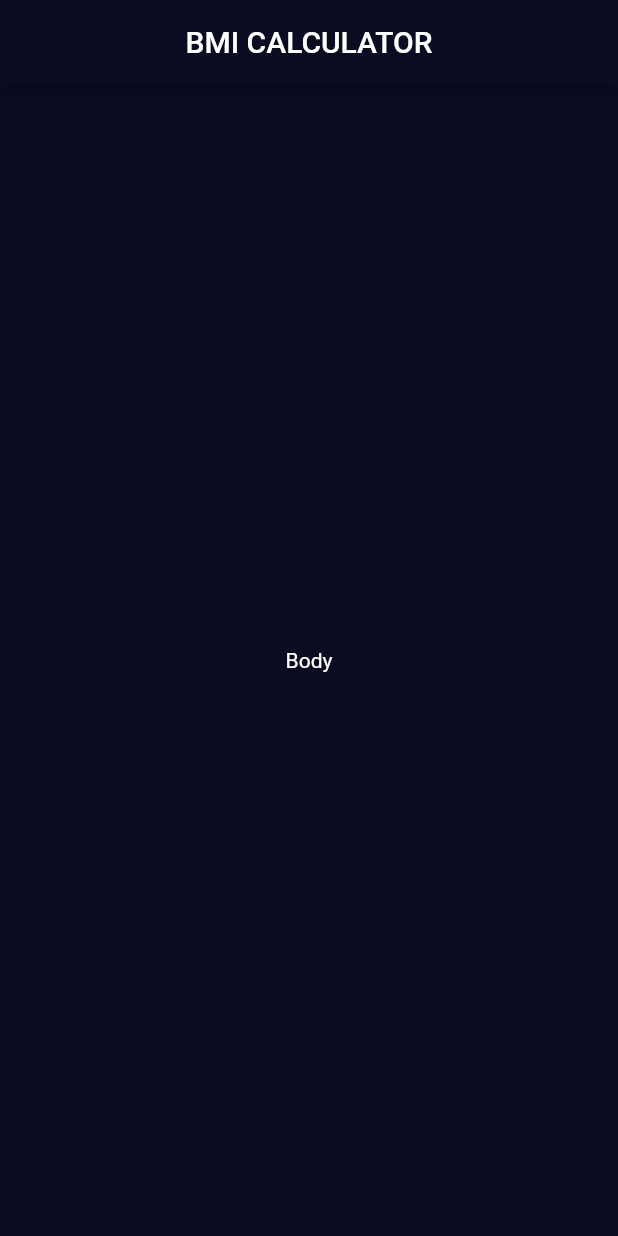
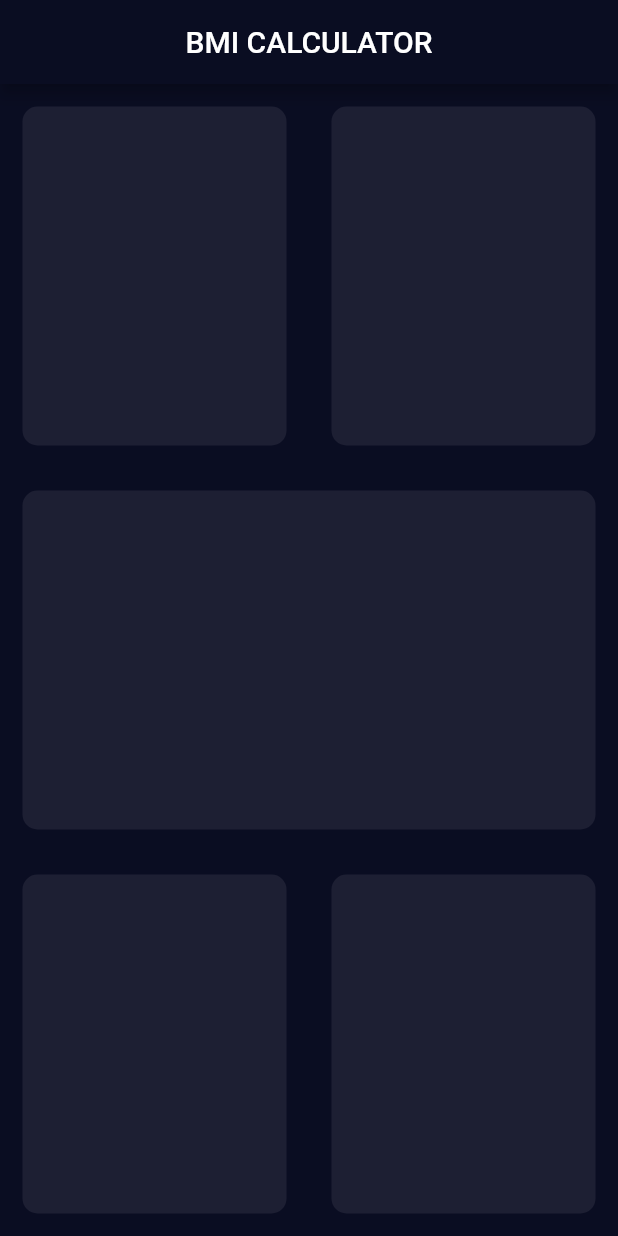
Before and after one commit to nabilmersni/BMI_Calculator-Flutter-App, a Flutter app: the screen it shows after launch, on a phone screen of 412 x 824 dp. Run offline on Flutter 3.47's test engine with Material 2 defaults, Android fonts, the phone set to English and light mode, and no system bars.

Commit message:
finishing the layout of the input screen

```diff
--- /dev/null
+++ b/lib/components/card_container.dart
@@ -0,0 +1,18 @@
+import 'package:flutter/material.dart';
+
+class CardContainer extends StatelessWidget {
+  final Color bgColor;
+
+  CardContainer({required this.bgColor});
+
+  @override
+  Widget build(BuildContext context) {
+    return Container(
+      margin: EdgeInsets.all(15),
+      decoration: BoxDecoration(
+        borderRadius: BorderRadius.circular(10),
+        color: bgColor,
+      ),
+    );
+  }
+}
--- a/lib/input_page.dart
+++ b/lib/input_page.dart
@@ -1,4 +1,7 @@
 import 'package:flutter/material.dart';
+import './components/card_container.dart';
+
+const Color cardContainerColor = Color(0xff1D1F33);
 
 class InputPage extends StatefulWidget {
   const InputPage({Key? key}) : super(key: key);
@@ -11,14 +14,41 @@ class _InputPageState extends State<InputPage> {
   @override
   Widget build(BuildContext context) {
     return Scaffold(
-      appBar: AppBar(
-        title: const Center(
-          child: Text('BMI CALCULATOR'),
+        appBar: AppBar(
+          title: const Center(
+            child: Text('BMI CALCULATOR'),
+          ),
         ),
-      ),
-      body: const Center(
-        child: Text('Body'),
-      ),
-    );
+        body: Column(
+          children: [
+            Expanded(
+              child: Row(
+                children: [
+                  Expanded(
+                    child: CardContainer(bgColor: cardContainerColor),
+                  ),
+                  Expanded(
+                    child: CardContainer(bgColor: cardContainerColor),
+                  ),
+                ],
+              ),
+            ),
+            Expanded(
+              child: CardContainer(bgColor: cardContainerColor),
+            ),
+            Expanded(
+              child: Row(
+                children: [
+                  Expanded(
+                    child: CardContainer(bgColor: cardContainerColor),
+                  ),
+                  Expanded(
+                    child: CardContainer(bgColor: cardContainerColor),
+                  ),
+                ],
+              ),
+            ),
+          ],
+        ));
   }
 }
```
